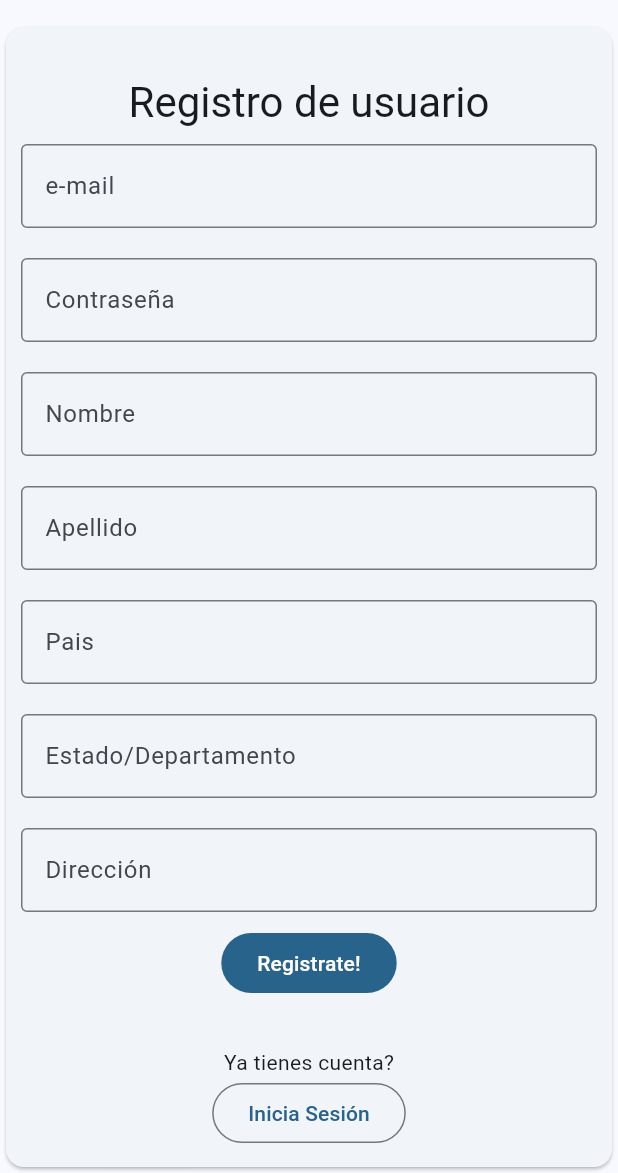
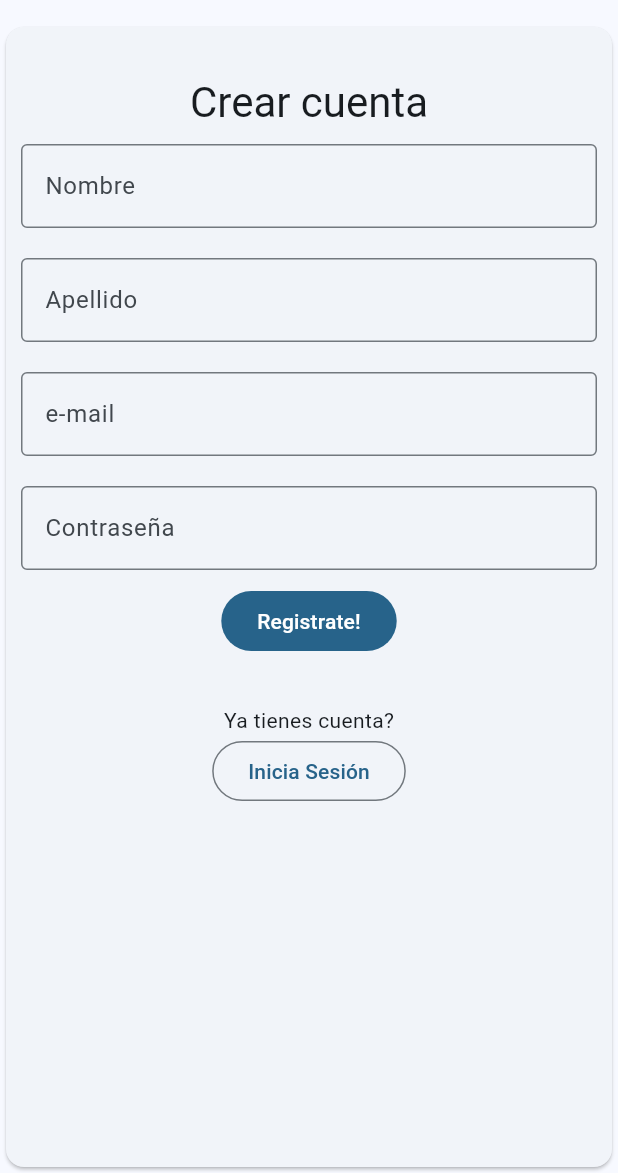
Before and after one commit to l0nkDev/si2mobile, a Flutter app: the screen it shows after launch, after a tap on "Registrate", after a tap on "Registrate!", on a phone screen of 412 x 824 dp, the part 63-1236 px from its top. Run offline on Flutter 3.47's test engine with Material 3 defaults, Android fonts, the phone set to English and light mode, and no system bars; our stand-ins replace camera, firebase_core, firebase_messaging, shared_preferences, speech_to_text; missing offline and left inert: flutter_chat_core, flutter_chat_ui, model_viewer_plus; accounts and stored records are empty; network calls fail.

Commit message:
final creo

```diff
--- a/lib/main.dart
+++ b/lib/main.dart
@@ -59,6 +59,7 @@ late SharedPreferences prefs;
 String token = "";
 String chattoken = "";
 String refreshToken = "";
+String itemurl = "";
 
   void setToken(String newToken) {
     token = newToken;
@@ -72,6 +73,10 @@ String refreshToken = "";
 
   void setChat(String token) {
     chattoken = token;
+  }
+
+  void setItemUrl(String url) {
+    itemurl = url;
   }
 
   void goto(int n, {int y = 0}) { setState(() {
@@ -107,7 +112,7 @@ String refreshToken = "";
   Widget page;
   switch (selectedIndex) {
     case 0:
-      page = Catalogue(isLogged: isLogged, token: token, goto: goto,);
+      page = Catalogue(isLogged: isLogged, token: token, goto: goto, setItemUrl: setItemUrl);
     case 1:
       page = Login(setToken, setUser, goto);
     case 2:
@@ -117,7 +122,7 @@ String refreshToken = "";
     case 4:
       page = ProductScreen(isLogged: isLogged, token: token, goto: goto, productid: product,);
     case 5:
-      page = Register(setToken, goto);
+      page = Register(setToken, setUser, goto);
     case 6:
       page = UserFeedback(product, token);
     case 7:
@@ -127,7 +132,7 @@ String refreshToken = "";
     case 9:
       page = Profile(token);
     case 10:
-      page = DebugOptions();
+      page = DebugOptions(itemurl: itemurl);
   default:
     throw UnimplementedError('no widget for $selectedIndex');
 }
@@ -141,22 +146,7 @@ String refreshToken = "";
               children: [
               Column(
                 children: [
-                  InkWell(
-                    onTap: () {setState(() {
-                      if (isLogged) {
-                        logout();
-                      } else { selectedIndex = 1; }
-                      Navigator.pop(context);
-                      });},
-                    child: Row(
-                      children: [
-                        SizedBox(height: 64, width: 10,),
-                        Icon(isLogged ? Icons.logout : Icons.login),
-                        SizedBox(height: 64, width: 10,),
-                        Text(isLogged ? "Cerrar sesion" : "Iniciar Sesion"),
-                      ],
-                    ),
-                  ),
+                  if (isLogged)
                     InkWell(
                       onTap: () {setState(() {selectedIndex = 0; Navigator.pop(context);});},
                       child: Row(
@@ -192,26 +182,19 @@ String refreshToken = "";
                         ],
                       ),
                     ),
-                  if (isLogged)
                   InkWell(
-                      onTap: () {setState(() {selectedIndex = 7; Navigator.pop(context);});},
+                    onTap: () {setState(() {
+                      if (isLogged) {
+                        logout();
+                      } else { selectedIndex = 1; }
+                      Navigator.pop(context);
+                      });},
                     child: Row(
                       children: [
                         SizedBox(height: 64, width: 10,),
-                          Icon(Icons.person),
+                        Icon(isLogged ? Icons.logout : Icons.login),
                         SizedBox(height: 64, width: 10,),
-                          Text("Chatbot"),
-                        ],
-                      ),
-                    ),
-                  InkWell(
-                    onTap: () {setState(() {selectedIndex = 10; Navigator.pop(context);});},
-                    child: Row(
-                      children: [
-                        SizedBox(height: 64, width: 10,),
-                        Icon(Icons.person),
-                        SizedBox(height: 64, width: 10,),
-                        Text("AR"),
+                        Text(isLogged ? "Cerrar sesion" : "Iniciar Sesion"),
                       ],
                     ),
                   ),
--- a/lib/screens/auth-session/register.dart
+++ b/lib/screens/auth-session/register.dart
@@ -6,40 +6,69 @@ import '../../components/labeledInput.dart';
 
 class Register extends StatelessWidget{
   final Function setToken;
+  final Function setUser;
   final Function goto;
-  const Register(this.setToken, this.goto, {super.key});
+  const Register(this.setToken, this.setUser, this.goto, {super.key});
 
 
 
-  Future<void> sendRegistration(String email, String password, String name, String lname, String country, String state, String address, BuildContext context) async {
+  Future<void> sendRegistration(String email, String password, String name, String lname, BuildContext context) async {
     Map<String,String> headers = {
       'Content-type' : 'application/json',
       'Accept': 'application/json',
     };
 
-      var response = await http.post(Uri.http("l0nk5erver.duckdns.org:5000", 'auth/register'),
+    var response = await http.post(Uri.parse('https://smart-cart-backend.up.railway.app/api/auth/users/'),
       headers: headers,
       body:
       '''
         {
+          "active": true,
           "email": "$email",
+          "first_name": "$name",
+          "is_staff": true,
+          "is_superuser": false,
+          "last_name": "$lname",
           "password": "$password",
-          "name": "$name",
-          "lname": "$lname",
-          "country": "$country",
-          "state": "$state",
-          "address": "$address",
-          "fcm": "${await FirebaseApi().initNotifications()}"
+          "role": "customer"
         }
     '''
     );
-    print(response.body);
+    sendLogin(email, password, context);
+}
+
+
+
+Future<void> sendLogin(String email, String password, BuildContext context) async {
+  Map<String,String> headers = {
+    'Content-type' : 'application/json',
+    'Accept': 'application/json',
+  };
+
+    var response = await http.post(Uri.https("smart-cart-backend.up.railway.app", 'api/auth/login/'),
+    headers: headers,
+    body:
+    '''
+      {
+        "email": "$email",
+        "password": "$password"
+      }
+  '''
+  );
+  print(response.body);
+  if (response.statusCode == 200) {
     var decodedResponse = jsonDecode(utf8.decode(response.bodyBytes)) as Map;
     ScaffoldMessenger.of(context).showSnackBar(
-      SnackBar(content: Text("Sesión iniciada correctamente como user ${decodedResponse["id"]}")),
+      SnackBar(content: Text("Sesión iniciada correctamente.")),
     );
-    setToken(decodedResponse["access_token"]);
+    setToken(decodedResponse["access"]);
+    setUser(decodedResponse["id"]);
     goto(0);
+  } else {
+    ScaffoldMessenger.of(context).showSnackBar(
+      SnackBar(content: Text("No se pudo iniciar sesión.")),
+    );
+  }
 }
 
   @override
@@ -51,9 +80,6 @@ class Register extends StatelessWidget{
     TextEditingController passwd = TextEditingController();
     TextEditingController name = TextEditingController();
     TextEditingController lname = TextEditingController();
-    TextEditingController country = TextEditingController();
-    TextEditingController state = TextEditingController();
-    TextEditingController address = TextEditingController();
 
     return Scaffold(
       body: Card(
@@ -63,18 +89,15 @@ class Register extends StatelessWidget{
                 mainAxisSize: MainAxisSize.min,
                 children: [
                   SizedBox(height: 32,),
-                  Text("Registro de usuario", style: style),
+                  Text("Crear cuenta", style: style),
+                  LabeledInput(label: "Nombre", controller: name),
+                  LabeledInput(label: "Apellido", controller: lname),
                   LabeledInput(label: "e-mail", controller: email,),
                   LabeledInput(label: "Contraseña", controller: passwd),
-                  LabeledInput(label: "Nombre", controller: name),
-                  LabeledInput(label: "Apellido", controller: lname),
-                  LabeledInput(label: "Pais", controller: country),
-                  LabeledInput(label: "Estado/Departamento", controller: state),
-                  LabeledInput(label: "Dirección", controller: address),
                   FilledButton(
                     child: Text("Registrate!"),
                     onPressed: () {
-                      sendRegistration(email.value.text, passwd.value.text, name.value.text, lname.value.text, country.value.text, state.value.text, address.value.text, context);
+                      sendRegistration(email.value.text, passwd.value.text, name.value.text, lname.value.text, context);
                     }),
                   SizedBox(height: 32,),
                   Text("Ya tienes cuenta?"),
--- a/pubspec.yaml
+++ b/pubspec.yaml
@@ -27,6 +27,7 @@ dependencies:
   flutter_chat_ui: ^2.5.2
   flutter_chat_core: ^2.6.1
   model_viewer_plus: ^1.9.3
+  camera: ^0.11.1
 
 dev_dependencies:
   flutter_test:
```
Also changed, not shown: lib/screens/catalog-purchase/ar.dart (+47 -10 lines), lib/screens/catalog-purchase/catalogue.dart (+30 -15 lines), lib/screens/catalog-purchase/Images/triangle.png (deleted), pubspec.lock, 1 other file. Lines whose indentation alone changed are shown as unchanged.
